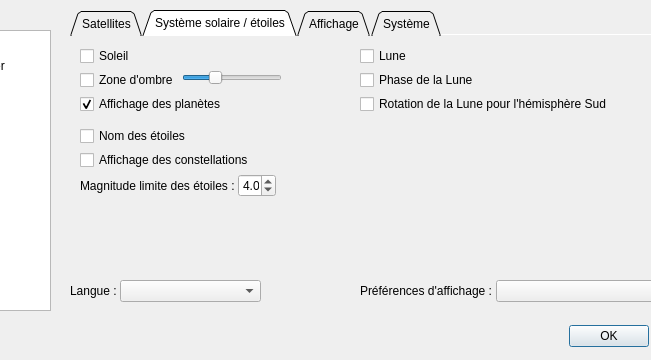
This is src/interface/options/options.ui in mconsidine/previsat_archive as Qt 5 draws it before an edit; both pictures show x 130 to 781 and y 0 to 360 of the 960 by 360 pixel window. The edited form follows.
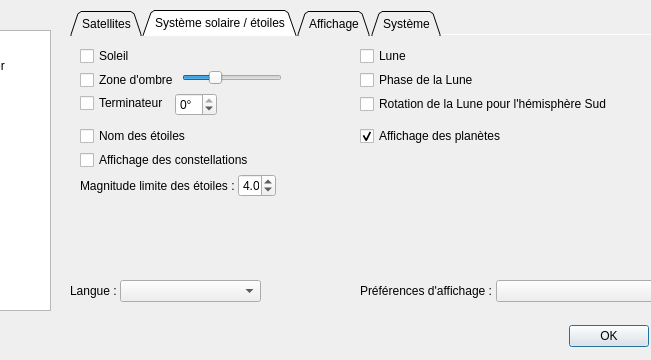
This is the edited form. The open tabs and pages were chosen to show the change. Icons and pictures are not drawn.

Commit message: Ajout de la personnalisation du terminateur

What changed in the file:
```diff
--- a/src/interface/options/options.ui
+++ b/src/interface/options/options.ui
@@ -1255,8 +1255,8 @@
       <widget class="QCheckBox" name="affplanetes">
        <property name="geometry">
         <rect>
-         <x>10</x>
-         <y>58</y>
+         <x>290</x>
+         <y>90</y>
          <width>211</width>
          <height>20</height>
         </rect>
@@ -1362,6 +1362,44 @@
         <string>Lune</string>
        </property>
       </widget>
+      <widget class="QWidget" name="formLayoutWidget">
+       <property name="geometry">
+        <rect>
+         <x>10</x>
+         <y>57</y>
+         <width>211</width>
+         <height>24</height>
+        </rect>
+       </property>
+       <layout class="QFormLayout" name="formLayout_ombre2">
+        <item row="0" column="0">
+         <widget class="QCheckBox" name="affterminateur">
+          <property name="text">
+           <string>Terminateur</string>
+          </property>
+         </widget>
+        </item>
+        <item row="0" column="1">
+         <widget class="QSpinBox" name="hauteurTerminateur">
+          <property name="maximumSize">
+           <size>
+            <width>42</width>
+            <height>16777215</height>
+           </size>
+          </property>
+          <property name="suffix">
+           <string notr="true">°</string>
+          </property>
+          <property name="minimum">
+           <number>-18</number>
+          </property>
+          <property name="maximum">
+           <number>0</number>
+          </property>
+         </widget>
+        </item>
+       </layout>
+      </widget>
      </widget>
      <widget class="QWidget" name="affichageInterface">
       <property name="autoFillBackground">
```
Left out of the diff: 2 changed lines with no effect on the pictures. The commit also changes 6 other files.
